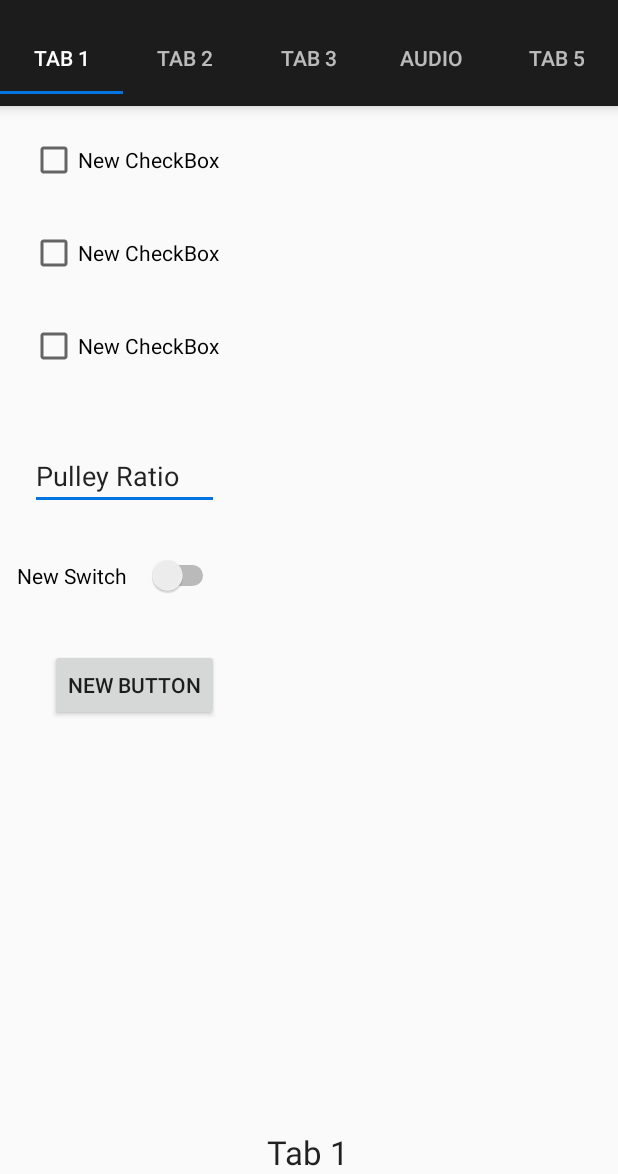
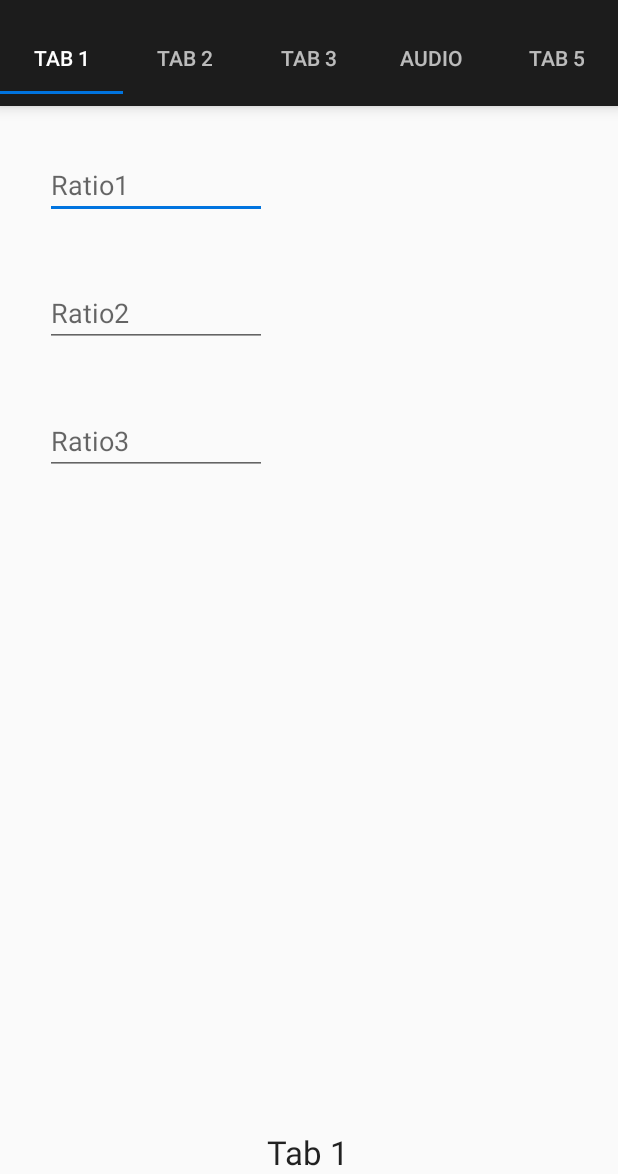
Before and after one commit to matt-tomlinson/Auto_NVH, an Android app: the screen it shows after launch (MainActivity), on a phone screen of 412 x 824 dp, the part 62-1236 px from its top. Run offline under Robolectric (Android 15) with nearby library versions, the phone set to English and light mode, and no system bars.

Commit message:
Cleaned up tab 1

```diff
--- a/app/src/main/java/app/myapplication/MainActivity.java
+++ b/app/src/main/java/app/myapplication/MainActivity.java
@@ -64,9 +64,7 @@ public class MainActivity extends AppCompatActivity {
     public boolean onOptionsItemSelected(MenuItem item) {
         switch(item.getItemId()){
             case R.id.wrench:
-                Toast.makeText(getApplicationContext(),
-                        "Settings Menu!",
-                        Toast.LENGTH_SHORT).show();
+
                 break;
             case R.id.one:
 
@@ -88,5 +86,4 @@ public class MainActivity extends AppCompatActivity {
         //true to consume it here.
         return false;
     }
-
 }
--- a/app/src/main/java/app/myapplication/TabFragment2.java
+++ b/app/src/main/java/app/myapplication/TabFragment2.java
@@ -7,9 +7,12 @@ import android.view.View;
 import android.view.ViewGroup;
 
 public class TabFragment2 extends Fragment {
-
+    private View mMain = null;
     @Override
     public View onCreateView(LayoutInflater inflater, ViewGroup container, Bundle savedInstanceState) {
-        return inflater.inflate(R.layout.tab_fragment_2, container, false);
+        mMain = inflater.inflate(R.layout.tab_fragment_2, container, false);
+
+        return mMain;
+
     }
 }
--- a/app/src/main/res/layout/tab_fragment_1.xml
+++ b/app/src/main/res/layout/tab_fragment_1.xml
@@ -13,81 +13,45 @@
         android:layout_alignParentBottom="true"
         android:layout_centerHorizontal="true" />
 
-    <RelativeLayout
-        android:layout_width="match_parent"
-        android:layout_height="match_parent"
-        android:layout_alignParentTop="true"
-        android:layout_alignParentLeft="true"
-        android:layout_alignParentStart="true">
-
-        <CheckBox
+    <EditText
         android:layout_width="wrap_content"
         android:layout_height="wrap_content"
-            android:text="New CheckBox"
-            android:id="@+id/checkBox2"
-            android:checked="false"
-            android:layout_marginLeft="20dp"
-            android:layout_marginStart="20dp"
-            android:layout_marginTop="20dp"
+        android:inputType="numberDecimal"
+        android:ems="10"
+        android:id="@+id/editText"
         android:layout_alignParentTop="true"
-            android:layout_alignParentLeft="true"
-            android:layout_alignParentStart="true" />
-
-        <CheckBox
-            android:layout_width="wrap_content"
-            android:layout_height="wrap_content"
-            android:text="New CheckBox"
-            android:id="@+id/checkBox"
-            android:checked="false"
-            android:layout_below="@+id/checkBox2"
-            android:layout_alignLeft="@+id/checkBox2"
-            android:layout_alignStart="@+id/checkBox2"
-            android:layout_marginTop="30dp" />
-
-        <CheckBox
-            android:layout_width="wrap_content"
-            android:layout_height="wrap_content"
-            android:text="New CheckBox"
-            android:id="@+id/checkBox3"
-            android:checked="false"
+        android:layout_marginStart="30dp"
         android:layout_marginTop="30dp"
-            android:layout_below="@+id/checkBox"
-            android:layout_alignLeft="@+id/checkBox"
-            android:layout_alignStart="@+id/checkBox" />
+        android:layout_toLeftOf="@+id/textView"
+        android:layout_toStartOf="@+id/textView"
+        android:hint="Ratio1" />
 
     <EditText
         android:layout_width="wrap_content"
         android:layout_height="wrap_content"
-            android:id="@+id/editText"
-            android:text="Pulley Ratio"
-            android:layout_below="@+id/checkBox3"
-            android:layout_marginTop="48dp"
-            android:layout_alignLeft="@+id/checkBox3"
-            android:layout_alignStart="@+id/checkBox3"
-            android:layout_alignRight="@+id/checkBox3"
-            android:layout_alignEnd="@+id/checkBox3" />
+        android:inputType="numberDecimal"
+        android:ems="10"
+        android:id="@+id/editText2"
+        android:layout_marginTop="40dp"
+        android:layout_below="@+id/editText"
+        android:layout_alignLeft="@+id/editText"
+        android:layout_alignStart="@+id/editText"
+        android:layout_toLeftOf="@+id/textView"
+        android:layout_toStartOf="@+id/textView"
+        android:hint="Ratio2"/>
 
-        <Switch
+    <EditText
         android:layout_width="wrap_content"
         android:layout_height="wrap_content"
-            android:text="New Switch    "
-            android:id="@+id/switch1"
-            android:layout_below="@+id/editText"
-            android:layout_alignRight="@+id/editText"
-            android:layout_alignEnd="@+id/editText"
-            android:layout_marginTop="30dp"
-            android:checked="false" />
-
-        <Button
-            android:layout_width="wrap_content"
-            android:layout_height="wrap_content"
-            android:text="New Button"
-            android:id="@+id/button"
-            android:layout_below="@+id/switch1"
-            android:layout_alignRight="@+id/switch1"
-            android:layout_alignEnd="@+id/switch1"
-            android:layout_marginTop="35dp" />
+        android:inputType="numberDecimal"
+        android:ems="10"
+        android:id="@+id/editText3"
+        android:layout_marginTop="40dp"
+        android:layout_below="@+id/editText2"
+        android:layout_alignLeft="@+id/editText2"
+        android:layout_alignStart="@+id/editText2"
+        android:layout_toLeftOf="@+id/textView"
+        android:layout_toStartOf="@+id/textView"
+        android:hint="Ratio3"/>
 
 </RelativeLayout>
-
-</RelativeLayout>
```
Also changed, not shown: 1 other file. Lines whose indentation alone changed are shown as unchanged.
